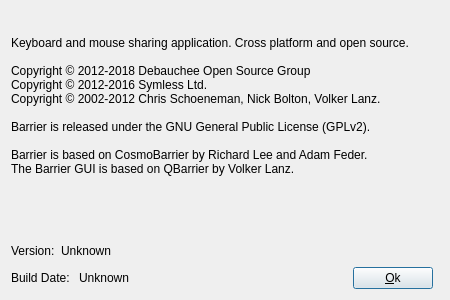
Above: src/gui/src/AboutDialogBase.ui from deskflow/deskflow before the change. Below: the same form after it.
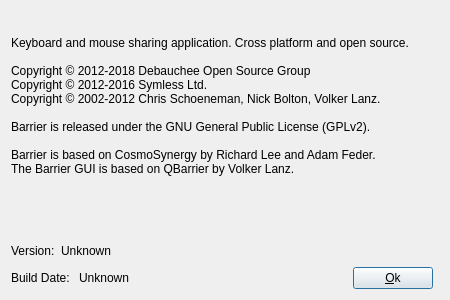
That is the form after the change. Icons and pictures are not drawn.

Patch:
```diff
--- a/src/gui/src/AboutDialogBase.ui
+++ b/src/gui/src/AboutDialogBase.ui
@@ -56,7 +56,7 @@
 Copyright © 2012-2016 Symless Ltd.&lt;br /&gt;
 Copyright © 2002-2012 Chris Schoeneman, Nick Bolton, Volker Lanz.&lt;br /&gt;&lt;br /&gt;
 Barrier is released under the GNU General Public License (GPLv2).&lt;br /&gt;&lt;br /&gt;
-Barrier is based on CosmoBarrier by Richard Lee and Adam Feder.&lt;br /&gt;
+Barrier is based on CosmoSynergy by Richard Lee and Adam Feder.&lt;br /&gt;
 The Barrier GUI is based on QBarrier by Volker Lanz.
 &lt;/p&gt;</string>
      </property>
```
